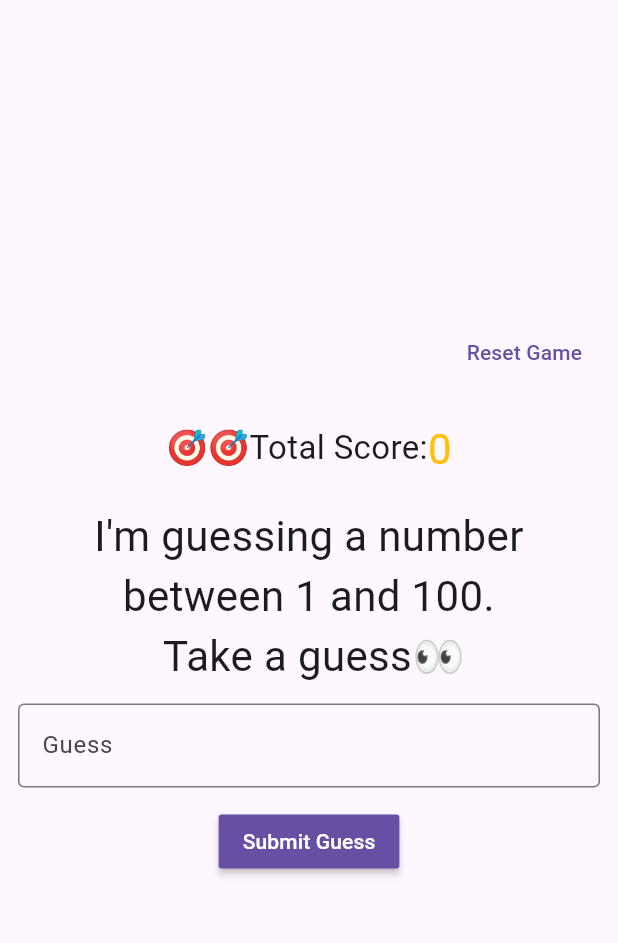
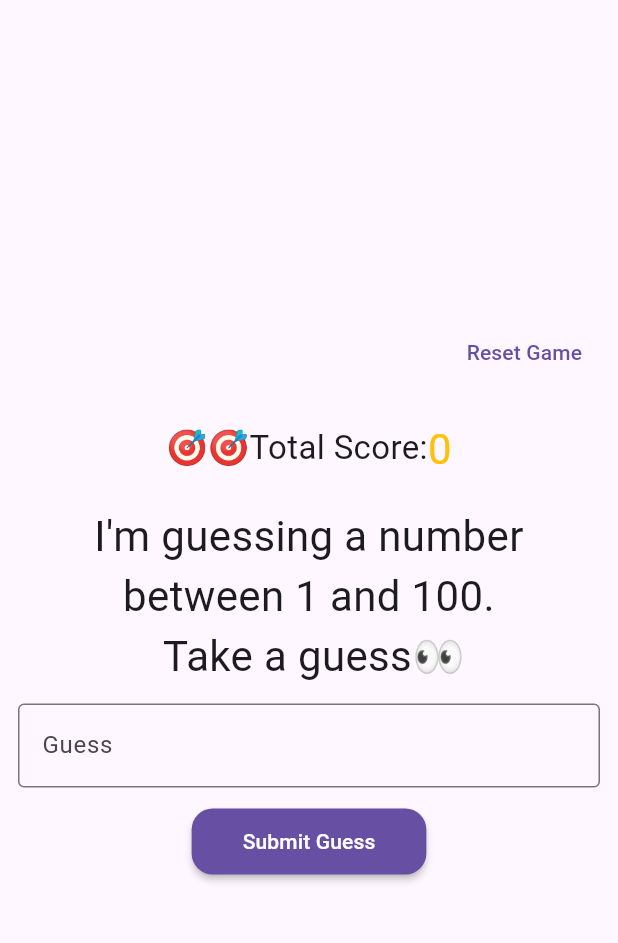
Before and after one commit to CoderNamedHendrick/flutter_guess_the_number_game, a Flutter app: the screen it shows after launch, on a phone screen of 412 x 824 dp, the part 63-1006 px from its top. Run offline on Flutter 3.47's test engine with Material 2 defaults, Android fonts, the light colour scheme and no system bars.

Commit message:
- ui fixes

```diff
--- a/lib/main.dart
+++ b/lib/main.dart
@@ -116,7 +116,13 @@ class _MyHomePageState extends State<MyHomePage> {
                   },
                   color: Theme.of(context).colorScheme.primary,
                   textColor: Colors.white,
-                  child: const Text('Submit Guess'),
+                  shape: const RoundedRectangleBorder(
+                      borderRadius: BorderRadius.all(Radius.circular(14))),
+                  child: const Padding(
+                    padding:
+                        EdgeInsets.symmetric(horizontal: 18.0, vertical: 12.0),
+                    child: Text('Submit Guess'),
+                  ),
                 )
               ],
             ),
@@ -134,7 +140,7 @@ class _MyHomePageState extends State<MyHomePage> {
         return AlertDialog(
           content: Text(
             'Congratulations🎉🎉🎉, I guessed ${game.guess}.\nYou scored ${game.roundScore} in this round and your total score is ${game.score}',
-            style: const TextStyle(fontSize: 26, color: Colors.blueAccent),
+            style: const TextStyle(fontSize: 22, color: Colors.blueAccent),
           ),
           actions: [
             TextButton(
```
